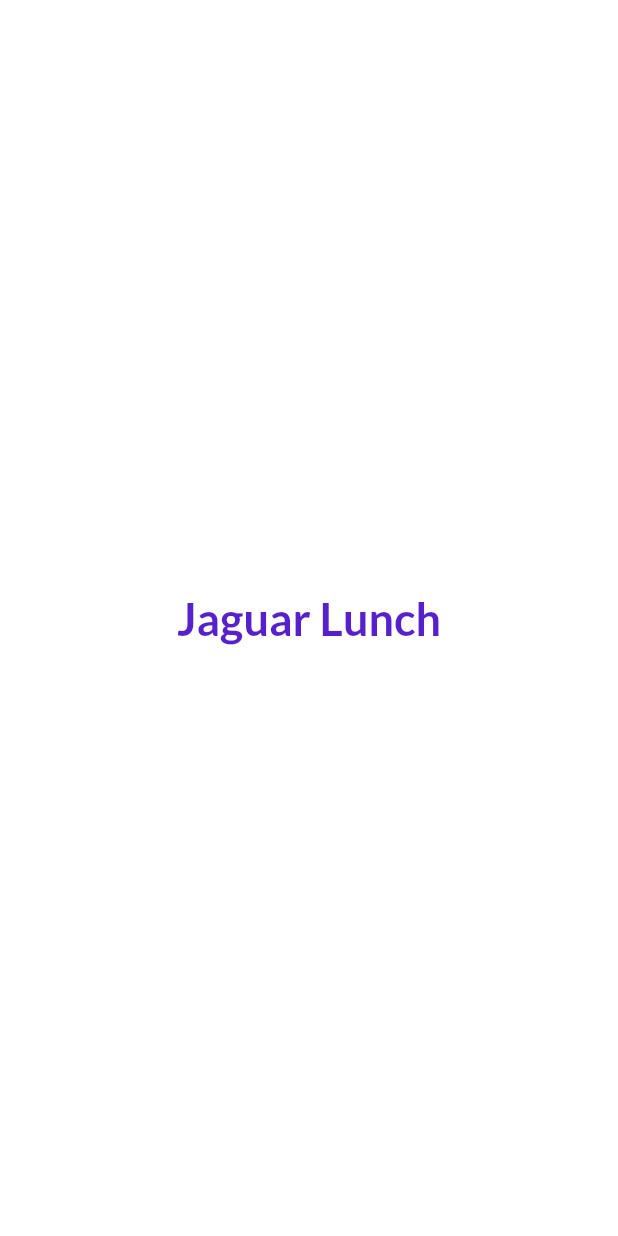
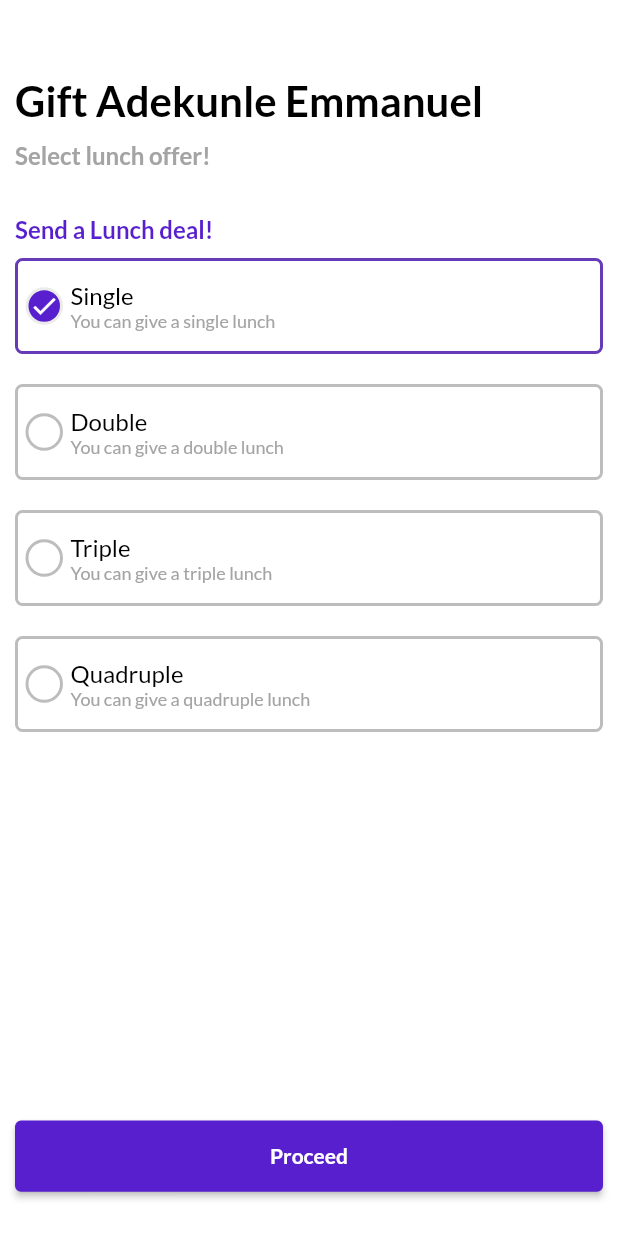
Before and after one commit to hngx-org/Jaguars-food-mobile, a Flutter app: the first screen one second after launch, on a phone screen of 412 x 824 dp. Run offline on Flutter 3.47's test engine with Material 2 defaults, Android fonts, the phone set to English and light mode, and no system bars; our stand-ins replace email_validator, flutter_screenutil, flutter_svg, go_router, google_fonts.

Commit message:
worked on the sendLuchDealScreen

```diff
--- /dev/null
+++ b/lib/3_presentation/onboarding/screens/send_lunch_deal.dart
@@ -0,0 +1,184 @@
+import 'package:flutter/material.dart';
+import 'package:google_fonts/google_fonts.dart';
+import 'package:jaguar_foods_mobile/common/constants/app_color.dart';
+import 'package:jaguar_foods_mobile/common/constants/reusables/button.dart';
+
+class SendLunchDealScreen extends StatefulWidget {
+  const SendLunchDealScreen({Key? key}) : super(key: key);
+
+  @override
+  State<SendLunchDealScreen> createState() => _SendLunchState();
+}
+
+class _SendLunchState extends State<SendLunchDealScreen> {
+  String selectedDeal = 'Single';
+
+  // Function to build custom Circular Checkbox
+  Widget buildCustomCheckbox({
+    required String title,
+    required String subtitle,
+    required String value,
+  }) {
+    final isSelected = selectedDeal == value;
+
+    return InkWell(
+      onTap: () {
+        setState(() {
+          selectedDeal = value;
+        });
+      },
+      child: Container(
+        margin: const EdgeInsets.only(bottom: 10.0),
+        decoration: BoxDecoration(
+          borderRadius: BorderRadius.circular(5.0),
+          border: Border.all(
+            color: isSelected ? Colors.deepPurple : Colors.black26,
+            width: 2.0,
+          ),
+        ),
+        child: Row(
+          children: [
+            Container(
+              width: 25.0,
+              height: 50.0,
+              margin: const EdgeInsets.all(5.0),
+              decoration: BoxDecoration(
+                shape: BoxShape.circle,
+                color: isSelected ? AppColor.appBrandColor : Colors.transparent,
+                border: Border.all(
+                  color: isSelected ? AppColor.border : Colors.black26,
+                  width: 2.0,
+                ),
+              ),
+              child: isSelected
+                  ? const Icon(
+                Icons.check,
+                size: 20.0,
+                color: AppColor.white,
+              )
+                  : null,
+            ),
+            Column(
+              crossAxisAlignment: CrossAxisAlignment.start,
+              children: [
+                Text(
+                  title,
+                  style:
+                  GoogleFonts.lato(
+                    color: AppColor.black,
+                    fontSize: 16,
+                    fontWeight: FontWeight.w400,
+                  ),
+                ),
+                Text(
+                  subtitle,
+                  style:
+                  GoogleFonts.lato(
+                    color: AppColor.subText,
+                    fontSize: 12,
+                  ),
+                ),
+              ],
+            ),
+          ],
+        ),
+      ),
+    );
+  }
+
+  @override
+  Widget build(BuildContext context) {
+    return Scaffold(
+      body: SafeArea(
+        child: Container(
+          height: MediaQuery.sizeOf(context).height,
+          width: MediaQuery.sizeOf(context).width,
+          margin: const EdgeInsets.only(
+              top: 50.0, left: 10.0, right: 10.0, bottom: 20.0),
+          child: Column(
+            mainAxisAlignment: MainAxisAlignment.start,
+            crossAxisAlignment: CrossAxisAlignment.start,
+            children: [
+              Text(
+                'Gift Adekunle Emmanuel',
+                style: GoogleFonts.lato(
+                  color: AppColor.black,
+                  fontSize: 28,
+                  fontWeight: FontWeight.w700,
+                ),
+              ),
+              const SizedBox(height: 10.0,),
+              Text(
+                'Select lunch offer!',
+                style:
+                GoogleFonts.lato(
+                  color: AppColor.subText,
+                  fontSize: 16,
+                  fontWeight: FontWeight.w700,
+                ),
+              ),
+              const SizedBox(height: 30.0,),
+              Text(
+                'Send a Lunch deal!',
+                style:
+                GoogleFonts.lato(
+                  color: AppColor.appBrandColor,
+                  fontSize: 16,
+                  fontWeight: FontWeight.bold,
+                ),
+              ),
+              const SizedBox(
+                height: 10.0,
+              ),
+              buildCustomCheckbox(
+                title: 'Single',
+                subtitle: 'You can give a single lunch',
+                value: 'Single',
+              ),
+              const SizedBox(
+                height: 10.0,
+              ),
+              buildCustomCheckbox(
+                title: 'Double',
+                subtitle: 'You can give a double lunch',
+                value: 'Double',
+              ),
+              const SizedBox(
+                height: 10.0,
+              ),
+              buildCustomCheckbox(
+                title: 'Triple',
+                subtitle: 'You can give a triple lunch',
+                value: 'Triple',
+              ),
+              const SizedBox(
+                height: 10.0,
+              ),
+              buildCustomCheckbox(
+                title: 'Quadruple',
+                subtitle: 'You can give a quadruple lunch',
+                value: 'Quadruple',
+              ),
+              Expanded(
+                child: Container(
+                  alignment: Alignment.bottomCenter,
+                  width: double.infinity,
+                  child:
+                  ButtonWidget(
+                    onPressed: () {
+
+                    },
+
+                    buttonText: 'Proceed',
+                    fontSize: 14,
+                  ),
+
+                ),
+              )
+            ],
+          ),
+        ),
+      ),
+    );
+  }
+}
--- a/lib/common/constants/route_constant.dart
+++ b/lib/common/constants/route_constant.dart
@@ -10,6 +10,7 @@ class RoutesPath {
   static const String navScreen = '/nav_screen';
   static const String redeemScreen = '/redeem-screen';
   static const String employeeScreen = '/employee-screen';
+  static const String sendLunchDealScreen = '/send_lunch_deal';
   static const String confirmRedeemScreen = '/confirmRedeem-screen';
   static const String successScreen = '/success-screen';
   static const String doubleLunchScreen = '/double_lunch';
--- a/lib/core/config/router_config.dart
+++ b/lib/core/config/router_config.dart
@@ -1,6 +1,7 @@
 import 'package:flutter/cupertino.dart';
 import 'package:go_router/go_router.dart';
 import 'package:jaguar_foods_mobile/3_presentation/double_lunch/double_lunch.dart';
+import 'package:jaguar_foods_mobile/3_presentation/onboarding/screens/send_lunch_deal.dart';
 import 'package:jaguar_foods_mobile/3_presentation/onboarding/screens/successful_lunch.dart';
 import 'package:jaguar_foods_mobile/3_presentation/screens/employee_screen/employee_screen.dart';
 import 'package:jaguar_foods_mobile/3_presentation/screens/home/home_screen.dart';
@@ -12,9 +13,12 @@ import '../../3_presentation/onboarding/screens/redeem_screen.dart';
 import '../../3_presentation/success_screen.dart';
 
 final GoRouter routerConfig = GoRouter(
-  initialLocation: RoutesPath.splashScreen,
+  initialLocation: RoutesPath.sendLunchDealScreen,
   errorBuilder: (context, state) => const Placeholder(),
   routes: [
+    GoRoute(
+        path: RoutesPath.sendLunchDealScreen,
+        builder: (context, state) => const SendLunchDealScreen()),
     GoRoute(
         path: RoutesPath.splashScreen,
         builder: (context, state) => const SplashScreen()),
```
